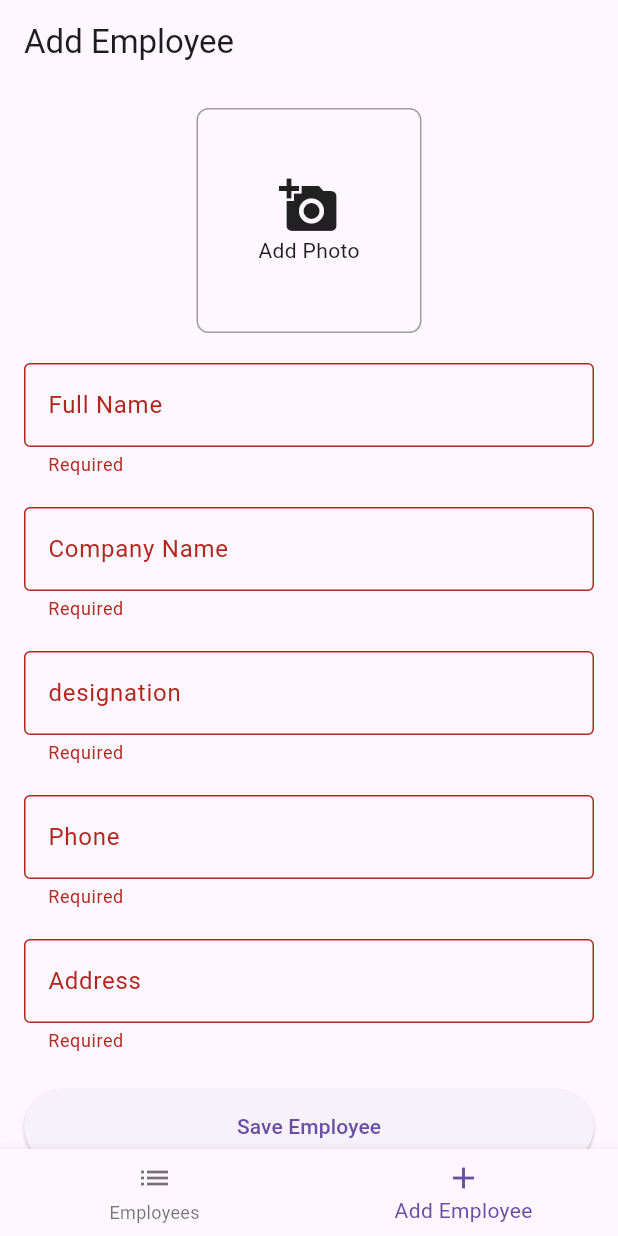
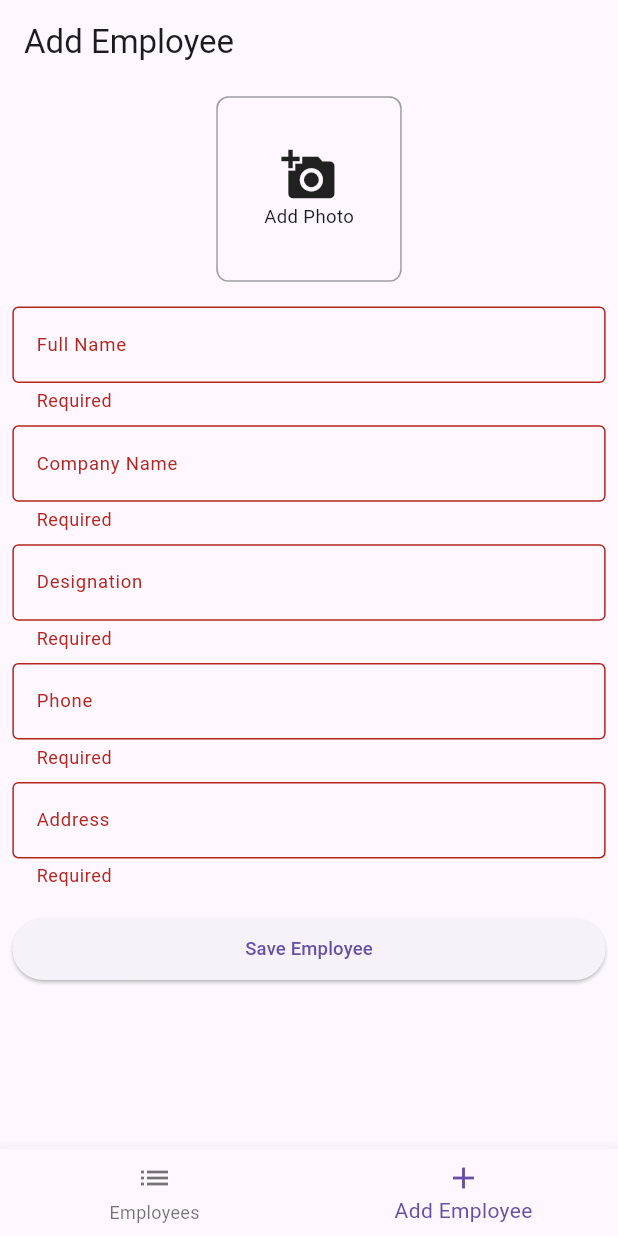
Before and after one commit to sadiqur11210120595/employee_id, a Flutter app: the screen it shows after launch, item 2 of the bottom bar chosen, after a tap on "Save Employee", on a phone screen of 412 x 824 dp. Run offline on Flutter 3.47's test engine with Material 3 defaults, Android fonts, the phone set to English and light mode, and no system bars; our stand-ins replace cloud_firestore, firebase_core, fluttertoast, image_picker, pdf, printing; accounts and stored records are empty.

Commit message:
apk build

```diff
--- a/lib/screens/add_employee_screen.dart
+++ b/lib/screens/add_employee_screen.dart
@@ -73,8 +73,16 @@ class _AddEmployeeScreenState extends State<AddEmployeeScreen> {
   Widget build(BuildContext context) {
     return Scaffold(
       appBar: AppBar(title: const Text('Add Employee')),
-      body: SingleChildScrollView(
-        padding: const EdgeInsets.all(16),
+      body: LayoutBuilder(
+        builder: (context, constraints) {
+          final screenWidth = constraints.maxWidth;
+          final isSmallScreen = screenWidth < 600;
+          final padding = screenWidth * 0.02;
+          final imageSize = screenWidth * 0.3;
+          final fontSize = screenWidth * 0.03;
+
+          return SingleChildScrollView(
+            padding: EdgeInsets.all(padding),
             child: Form(
               key: _formKey,
               child: Column(
@@ -82,8 +90,8 @@ class _AddEmployeeScreenState extends State<AddEmployeeScreen> {
                   GestureDetector(
                     onTap: _pickImage,
                     child: Container(
-                  width: 150,
-                  height: 150,
+                      width: imageSize,
+                      height: imageSize,
                       decoration: BoxDecoration(
                         border: Border.all(color: Colors.grey),
                         borderRadius: BorderRadius.circular(8),
@@ -103,75 +111,88 @@ class _AddEmployeeScreenState extends State<AddEmployeeScreen> {
                                       fit: BoxFit.cover,
                                     ),
                             )
-                      : const Column(
+                          : Column(
                               mainAxisAlignment: MainAxisAlignment.center,
                               children: [
-                            Icon(Icons.add_a_photo, size: 40),
-                            Text('Add Photo'),
-                          ],
-                        ),
-                ),
-              ),
-              const SizedBox(height: 20),
-              TextFormField(
-                controller: _nameController,
-                decoration: const InputDecoration(
-                  labelText: 'Full Name',
-                  border: OutlineInputBorder(),
-                ),
-                validator: (value) => value!.isEmpty ? 'Required' : null,
-              ),
-              const SizedBox(height: 20),
-              TextFormField(
-                controller: _companyController,
-                decoration: const InputDecoration(
-                  labelText: 'Company Name',
-                  border: OutlineInputBorder(),
-                ),
-                validator: (value) => value!.isEmpty ? 'Required' : null,
-              ),
-              const SizedBox(height: 20),
-              TextFormField(
-                controller: _designationController,
-                decoration: const InputDecoration(
-                  labelText: 'designation',
-                  border: OutlineInputBorder(),
-                ),
-                validator: (value) => value!.isEmpty ? 'Required' : null,
-              ),
-              const SizedBox(height: 20),
-              TextFormField(
-                controller: _phoneController,
-                decoration: const InputDecoration(
-                  labelText: 'Phone',
-                  border: OutlineInputBorder(),
-                ),
-                validator: (value) => value!.isEmpty ? 'Required' : null,
-              ),
-              const SizedBox(height: 20),
-              TextFormField(
-                controller: _addressController,
-                decoration: const InputDecoration(
-                  labelText: 'Address',
-                  border: OutlineInputBorder(),
-                ),
-                validator: (value) => value!.isEmpty ? 'Required' : null,
-              ),
-              // Repeat similar fields for company, designation, phone, address
-              const SizedBox(height: 24),
-              _isLoading
-                  ? const CircularProgressIndicator()
-                  : ElevatedButton(
-                      onPressed: _submitForm,
-                      style: ElevatedButton.styleFrom(
-                        minimumSize: const Size(double.infinity, 50),
-                      ),
-                      child: const Text('Save Employee'),
+                                Icon(Icons.add_a_photo, size: imageSize * 0.3),
+                                Text(
+                                  'Add Photo',
+                                  style: TextStyle(fontSize: fontSize),
                                 ),
                               ],
                             ),
                     ),
                   ),
+                  SizedBox(height: padding * 2),
+                  if (isSmallScreen) ...[
+                    _buildTextField(_nameController, 'Full Name', fontSize),
+                    SizedBox(height: padding),
+                    _buildTextField(_companyController, 'Company Name', fontSize),
+                    SizedBox(height: padding),
+                    _buildTextField(_designationController, 'Designation', fontSize),
+                    SizedBox(height: padding),
+                    _buildTextField(_phoneController, 'Phone', fontSize),
+                    SizedBox(height: padding),
+                    _buildTextField(_addressController, 'Address', fontSize),
+                  ] else
+                    Row(
+                      crossAxisAlignment: CrossAxisAlignment.start,
+                      children: [
+                        Expanded(
+                          child: Column(
+                            children: [
+                              _buildTextField(_nameController, 'Full Name', fontSize),
+                              SizedBox(height: padding),
+                              _buildTextField(_companyController, 'Company Name', fontSize),
+                              SizedBox(height: padding),
+                              _buildTextField(_designationController, 'Designation', fontSize),
+                            ],
+                          ),
+                        ),
+                        SizedBox(width: padding),
+                        Expanded(
+                          child: Column(
+                            children: [
+                              _buildTextField(_phoneController, 'Phone', fontSize),
+                              SizedBox(height: padding),
+                              _buildTextField(_addressController, 'Address', fontSize),
+                            ],
+                          ),
+                        ),
+                      ],
+                    ),
+                  SizedBox(height: padding * 2),
+                  _isLoading
+                      ? CircularProgressIndicator()
+                      : ElevatedButton(
+                          onPressed: _submitForm,
+                          style: ElevatedButton.styleFrom(
+                            minimumSize: Size(double.infinity, screenWidth * 0.1),
+                          ),
+                          child: Text(
+                            'Save Employee',
+                            style: TextStyle(fontSize: fontSize),
+                          ),
+                        ),
+                ],
+              ),
+            ),
+          );
+        },
+      ),
+    );
+  }
+
+  Widget _buildTextField(TextEditingController controller, String label, double fontSize) {
+    return TextFormField(
+      controller: controller,
+      decoration: InputDecoration(
+        labelText: label,
+        border: const OutlineInputBorder(),
+        labelStyle: TextStyle(fontSize: fontSize),
+      ),
+      style: TextStyle(fontSize: fontSize),
+      validator: (value) => value!.isEmpty ? 'Required' : null,
     );
   }
 
--- a/lib/screens/employee_list_screen.dart
+++ b/lib/screens/employee_list_screen.dart
@@ -31,7 +31,12 @@ class _EmployeeListScreenState extends State<EmployeeListScreen> {
       appBar: AppBar(
         title: const Text('Employee List'),
       ),
-      body: RefreshIndicator(
+      body: LayoutBuilder(
+        builder: (context, constraints) {
+          final screenWidth = constraints.maxWidth;
+          final padding = screenWidth * 0.02;
+
+          return RefreshIndicator(
             onRefresh: _refreshEmployees,
             child: FutureBuilder<List<Employee>>(
               future: _employeesFuture,
@@ -41,20 +46,30 @@ class _EmployeeListScreenState extends State<EmployeeListScreen> {
                 }
 
                 if (snapshot.hasError) {
-              return Center(child: Text('Error: ${snapshot.error}'));
+                  return Center(
+                    child: Text(
+                      'Error: ${snapshot.error}',
+                      style: TextStyle(fontSize: screenWidth * 0.03),
+                    ),
+                  );
                 }
 
                 if (!snapshot.hasData || snapshot.data!.isEmpty) {
-              return const Center(child: Text('No employees found'));
+                  return Center(
+                    child: Text(
+                      'No employees found',
+                      style: TextStyle(fontSize: screenWidth * 0.03),
+                    ),
+                  );
                 }
 
                 return ListView.builder(
-              padding: const EdgeInsets.all(16.0),
+                  padding: EdgeInsets.all(padding),
                   itemCount: snapshot.data!.length,
                   itemBuilder: (context, index) {
                     final employee = snapshot.data![index];
                     return Padding(
-                  padding: const EdgeInsets.only(bottom: 16.0),
+                      padding: EdgeInsets.only(bottom: padding),
                       child: EmployeeCard(
                         employee: employee,
                         onDelete: _refreshEmployees,
@@ -64,6 +79,8 @@ class _EmployeeListScreenState extends State<EmployeeListScreen> {
                 );
               },
             ),
+          );
+        },
       ),
     );
   }
```
Also changed, not shown: lib/widgets/employee_card.dart (+73 -30 lines), firebase.json, 5 other files. Lines whose indentation alone changed are shown as unchanged.
